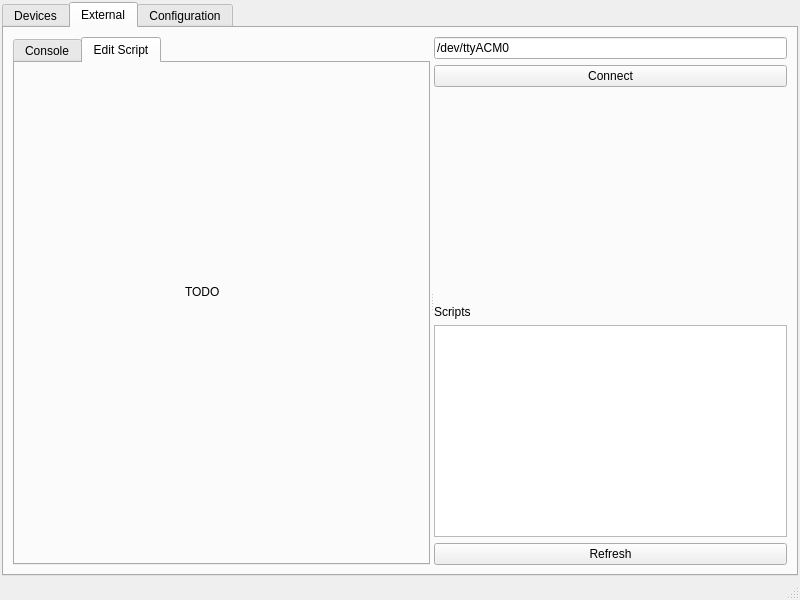
Above: qscanner/mainwindow.ui from svenssonjoel/BLE_S before the change. Below: the same form after it.
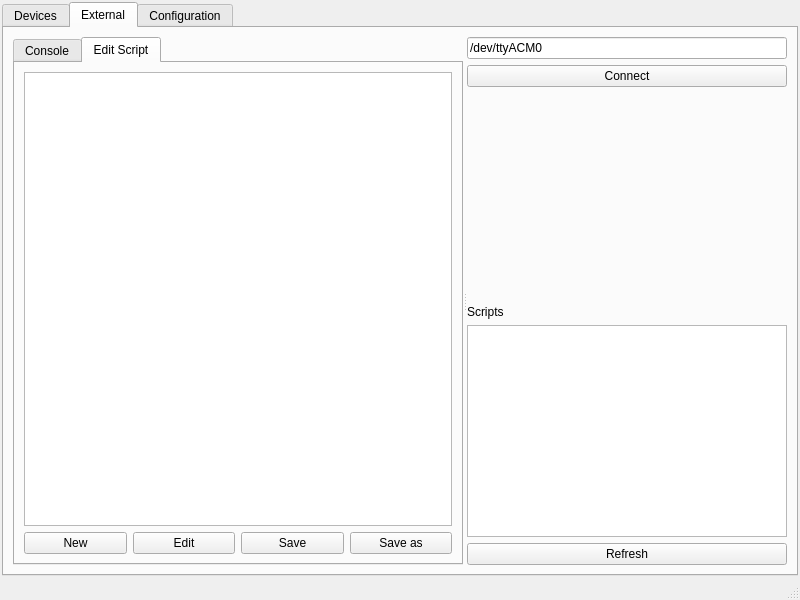
That is the form after the change. The open tabs and pages were chosen to show the change.

```diff
--- a/qscanner/mainwindow.ui
+++ b/qscanner/mainwindow.ui
@@ -356,19 +356,43 @@
             <attribute name="title">
              <string>Edit Script</string>
             </attribute>
-            <widget class="QLabel" name="label_8">
-             <property name="geometry">
-              <rect>
-               <x>170</x>
-               <y>220</y>
-               <width>67</width>
-               <height>17</height>
-              </rect>
-             </property>
-             <property name="text">
-              <string>TODO</string>
-             </property>
-            </widget>
+            <layout class="QGridLayout" name="gridLayout_11">
+             <item row="0" column="0">
+              <widget class="QPlainTextEdit" name="editScriptPlainTextEdit"/>
+             </item>
+             <item row="1" column="0">
+              <layout class="QHBoxLayout" name="horizontalLayout_2">
+               <item>
+                <widget class="QPushButton" name="scriptNewPushButton">
+                 <property name="text">
+                  <string>New</string>
+                 </property>
+                </widget>
+               </item>
+               <item>
+                <widget class="QPushButton" name="scriptEditPushButton">
+                 <property name="text">
+                  <string>Edit</string>
+                 </property>
+                </widget>
+               </item>
+               <item>
+                <widget class="QPushButton" name="scriptSavePushButton">
+                 <property name="text">
+                  <string>Save</string>
+                 </property>
+                </widget>
+               </item>
+               <item>
+                <widget class="QPushButton" name="scriptSaveAsPushButton_3">
+                 <property name="text">
+                  <string>Save as</string>
+                 </property>
+                </widget>
+               </item>
+              </layout>
+             </item>
+            </layout>
            </widget>
           </widget>
           <widget class="QWidget" name="">
```
Left out of the diff: 51 changed lines with no effect on the pictures.
